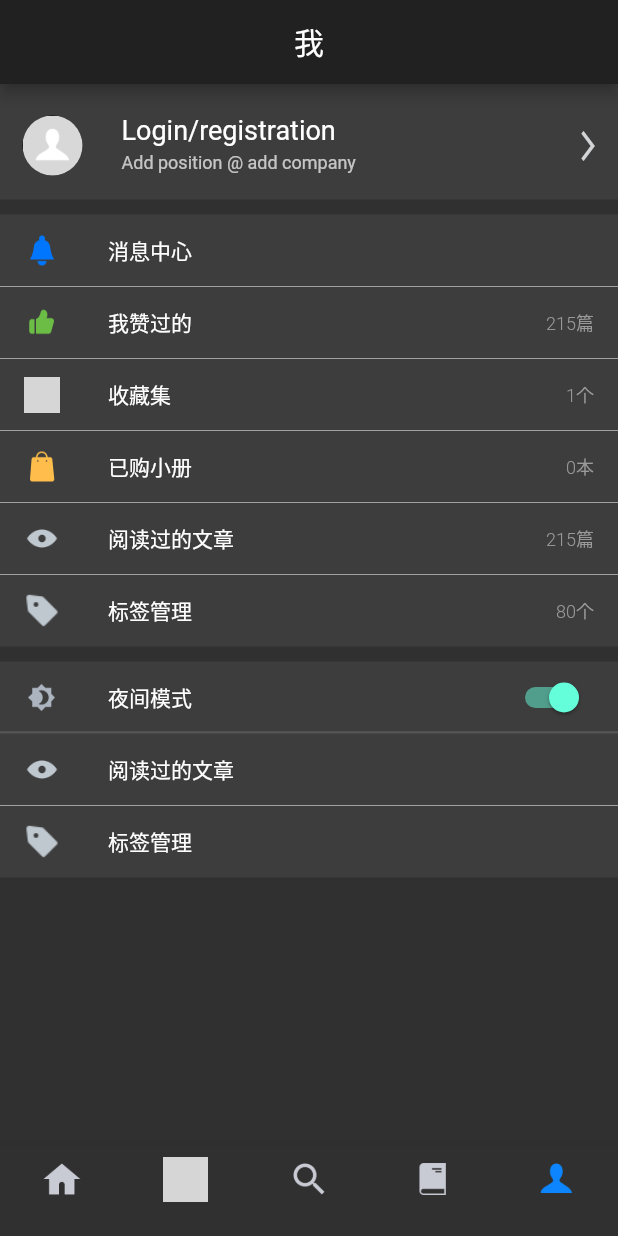
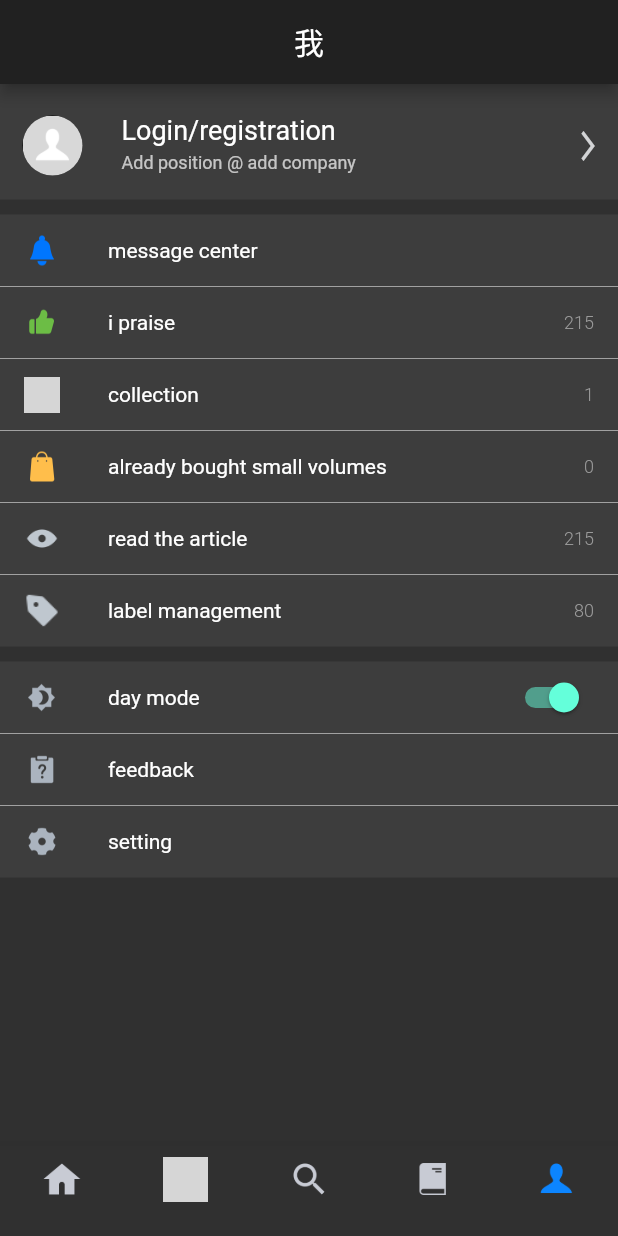
Before and after one commit to Binbiubiubiu/juejin_flutter, a Flutter app: the screen it shows after launch, item 5 of the bottom bar chosen, after a tap on "夜间模式", on a phone screen of 412 x 824 dp. Run offline on Flutter 3.47's test engine with Material 2 defaults, Android fonts, the phone set to English and light mode, and no system bars; our stand-ins replace dio, flutter_swiper, timeago; missing offline and left inert: flutter_webview_plugin; network calls fail; grey boxes are pictures that could not be loaded.

Commit message:
:poop: add flutter_localizations，that needs to be improved.

```diff
--- a/lib/main.dart
+++ b/lib/main.dart
@@ -1,7 +1,7 @@
 import 'package:flutter/material.dart';
 import 'package:juejin_app/providers/i18n_provider.dart';
 import 'package:provider/provider.dart';
-import 'package:timeago/timeago.dart' as timeago;
+
 import 'generated/i18n.dart';
 import 'package:flutter_localizations/flutter_localizations.dart';
 
@@ -13,7 +13,7 @@ import 'package:juejin_app/pages/book_page.dart';
 import 'package:juejin_app/pages/me_page.dart';
 
 void main() {
-  timeago.setLocaleMessages('en', timeago.ZhCnMessages());
+
   runApp(MultiProvider(
     providers: [
       ChangeNotifierProvider<I18nProvider>(
@@ -27,9 +27,11 @@ class MyApp extends StatelessWidget {
   // This widget is the root of your application.
   @override
   Widget build(BuildContext context) {
+    bool isNight =Provider.of<I18nProvider>(context).isNight;
+
     return MaterialApp(
       title: "12",
-      theme: Provider.of<I18nProvider>(context).locale.toString() != 'zh_CN'
+      theme: isNight
           ? ThemeData.dark()
           : ThemeData.light(),
       localizationsDelegates: const [
@@ -43,7 +45,7 @@ class MyApp extends StatelessWidget {
       home: LayoutBuilder(builder: (context, constraints) {
         return Localizations.override(
           context: context,
-          locale: Provider.of<I18nProvider>(context).locale,
+          locale: isNight?Locale('en', ''): Locale('zh', 'CN'),
           child: MyHomePage(),
         );
       }),
--- a/lib/pages/home_page.dart
+++ b/lib/pages/home_page.dart
@@ -73,17 +73,23 @@ class _HomePageState extends State<HomePage>
                   highlightColor: Color.fromRGBO(255, 255, 255, 0.4),
                   child: Row(
                     children: <Widget>[
+
                       Icon(Icons.search),
                       SizedBox(
                         width: 8.0,
                       ),
-                      Text(
-                        S.of(context).appbar_search_placeholder,
-                        style: TextStyle(
-                          fontSize: 14.0,
-                          color: Color.fromRGBO(255, 255, 255, 0.4),
-                        ),
+                      Expanded(
+                        child:Text(
+                          S.of(context).appbar_search_placeholder,
+                          style: TextStyle(
+                            fontSize: 14.0,
+                            color: Color.fromRGBO(255, 255, 255, 0.4),
+                          ),
+                          maxLines: 1,
+                          overflow: TextOverflow.ellipsis,
+                        ) ,
                       )
+
                     ],
                   ),
                 ),
@@ -125,8 +131,8 @@ class _HomePageState extends State<HomePage>
                         tabs: _tabList
                             .map<Widget>((item) =>
                             Tab(
-                              child: Center(
-                                widthFactor: 1.6,
+                              child: Padding(
+                                padding: EdgeInsets.symmetric(horizontal: 10.0),
                                 child: Text(item["label"]),
                               ),
                             ))
--- a/lib/pages/me_page.dart
+++ b/lib/pages/me_page.dart
@@ -16,40 +16,57 @@ class MePage extends StatelessWidget {
         centerTitle: true,
       ),
       body: ListView(
-        children: _renderListView(),
+        children: _renderListView(context),
       ),
     );
   }
 
-  List<Widget> _renderListView() {
-    final List list1 = [
-      {"icon": "assets/me/ic_notification.png", "title": "消息中心", "action": ""},
+  List<Widget> _renderListView(BuildContext context) {
+    final List<dynamic> list1 = [
+      {
+        "icon": "assets/me/ic_notification.png",
+        "title": S.of(context).me_message_center,
+        "action": ""
+      },
       {
         "icon": "assets/me/user_liked_pin.png",
-        "title": "我赞过的",
-        "action": "215篇"
+        "title": S.of(context).me_my_like,
+        "action": "215"
       },
       {
         "icon": "assets/me/user_collectionset.png",
-        "title": "收藏集",
-        "action": "1个"
+        "title": S.of(context).me_collection,
+        "action": "1"
       },
-      {"icon": "assets/me/user_buy.png", "title": "已购小册", "action": "0本"},
+      {
+        "icon": "assets/me/user_buy.png",
+        "title": S.of(context).me_already_bought_small_volumes,
+        "action": "0"
+      },
       {
         "icon": "assets/me/ic_user_data_read.png",
-        "title": "阅读过的文章",
-        "action": "215篇"
+        "title": S.of(context).me_read_the_article,
+        "action": "215"
       },
-      {"icon": "assets/me/ic_dynamic_tag.png", "title": "标签管理", "action": "80个"}
+      {
+        "icon": "assets/me/ic_dynamic_tag.png",
+        "title": S.of(context).me_label_management,
+        "action": "80"
+      }
     ];
 
-    final List list2 = [
+    final List<dynamic> list2 = [
+      "switchlTile",
       {
-        "icon": "assets/me/ic_user_data_read.png",
-        "title": "阅读过的文章",
+        "icon": "assets/me/icon_feed_back.png",
+        "title": S.of(context).me_feedback,
         "action": ""
       },
-      {"icon": "assets/me/ic_dynamic_tag.png", "title": "标签管理", "action": ""}
+      {
+        "icon": "assets/me/settings.png",
+        "title": S.of(context).me_setting,
+        "action": ""
+      }
     ];
 
     List<Widget> _renderList = [
@@ -70,16 +87,17 @@ class MePage extends StatelessWidget {
 
     _renderList.addAll([
       SizedBox(height: 10.0),
-      EveningCellItem(),
     ]);
 
     _renderList.addAll(ListTile.divideTiles(
-      tiles: list2.map((item) => CellItem(
-            icon: item["icon"],
-            title: item["title"],
-            action: item["action"],
-            onTap: () {},
-          )),
+      tiles: list2.map((item) => item == 'switchlTile'
+          ? EveningCellItem()
+          : CellItem(
+              icon: item["icon"],
+              title: item["title"],
+              action: item["action"],
+              onTap: () {},
+            )),
       color: Colors.grey,
     ).toList());
 
@@ -108,7 +126,9 @@ class CellItem extends StatelessWidget {
   @override
   Widget build(BuildContext context) {
     return Material(
-      color: Color(0x10FFFFFF),
+      color: Provider.of<I18nProvider>(context).isNight
+          ? Color(0x10ffffff)
+          : Color(0xffffffff),
       child: ListTile(
         dense: true,
         onTap: onTap,
@@ -141,29 +161,27 @@ class _EveningCellItemState extends State<EveningCellItem> {
 
   @override
   Widget build(BuildContext context) {
-    return DecoratedBox(
-      decoration: BoxDecoration(
-        color: Color(0x10FFFFFF),
-        border: Border(
-          bottom: Divider.createBorderSide(context,width: 1.6, color: Theme.of(context).dividerColor),
-        ),
-      ),
+    return Material(
+      color: Provider.of<I18nProvider>(context).isNight
+          ? Color(0x10ffffff)
+          : Color(0xffffffff),
       child: SwitchListTile(
         dense: true,
-        value: Provider.of<I18nProvider>(context).locale.toString() != 'zh_CN',
+        value: Provider.of<I18nProvider>(context).isNight,
         onChanged: (val) {
           setState(() {
             isOk = val;
           });
-          print(Provider.of<I18nProvider>(context).locale.toLanguageTag());
           Provider.of<I18nProvider>(context)
-              .setLocale(val ? Locale("en", "") : Locale("zh", "CN"));
+              .setIsNight();
         },
         secondary: Image.asset(
           "assets/me/ic_night.png",
           width: 24.0,
         ),
-        title: Text("夜间模式", style: TextStyle(fontSize: 14.0)),
+        title: Text(
+            isOk ? S.of(context).me_day_mode : S.of(context).me_night_mode,
+            style: TextStyle(fontSize: 14.0)),
       ),
     );
   }
@@ -245,7 +263,9 @@ class _UserCellState extends State<UserCell> {
   @override
   Widget build(BuildContext context) {
     return Material(
-      color: Color(0x10FFFFFF),
+      color: Provider.of<I18nProvider>(context).isNight
+          ? Color(0x10ffffff)
+          : Color(0xffffffff),
       child: ListTile(
         onTap: _login,
         contentPadding: EdgeInsets.fromLTRB(15.0, 5.0, 15.0, 0.0),
--- a/lib/providers/i18n_provider.dart
+++ b/lib/providers/i18n_provider.dart
@@ -1,13 +1,25 @@
 import 'package:flutter/material.dart';
+import 'package:timeago/timeago.dart' as timeago;
 
 class I18nProvider with ChangeNotifier {
-  Locale _locale = Locale('zh','CN');
+  Locale _locale = Locale('zh', 'CN');
+  bool _isNight = false;
 
   get locale => _locale;
 
-  setLocale(Locale locale) {
-    _locale=locale;
+  get isNight => _isNight;
+
+  I18nProvider() : super();
+
+  init(){
+    timeago.setLocaleMessages(_locale.countryCode, timeago.ZhCnMessages());
+  }
+
+  setIsNight(){
+    _isNight=!_isNight;
+    timeago.setLocaleMessages(_isNight?'zh':'en', timeago.ZhCnMessages());
     notifyListeners();
   }
 
+
 }
--- a/lib/widgets/custom_list_item_widget.dart
+++ b/lib/widgets/custom_list_item_widget.dart
@@ -1,4 +1,6 @@
 import 'package:flutter/material.dart';
+import 'package:juejin_app/providers/i18n_provider.dart';
+import 'package:provider/provider.dart';
 
 class CustomListItem extends StatelessWidget {
   const CustomListItem({
@@ -17,7 +19,9 @@ class CustomListItem extends StatelessWidget {
   @override
   Widget build(BuildContext context) {
     return Material(
-      color: Color(0x10ffffff),
+      color: Provider.of<I18nProvider>(context).isNight
+          ? Color(0x10ffffff)
+          : Color(0xffffffff),
       child: InkWell(
         radius: 0,
         onTap: onTap,
--- a/lib/widgets/custom_list_view_widget.dart
+++ b/lib/widgets/custom_list_view_widget.dart
@@ -1,4 +1,5 @@
 import 'package:flutter/material.dart';
+import 'package:juejin_app/generated/i18n.dart';
 import 'package:provider/provider.dart';
 
 class CustomListView<T> extends StatefulWidget {
@@ -124,7 +125,7 @@ class _CustomListViewState<T> extends State<CustomListView> {
             mainAxisSize: MainAxisSize.min,
             children: <Widget>[
               Image.asset("assets/book/placeholder_no_xiaoce.png", width: 80.0),
-              Text("暂无内容", style: TextStyle(color: Colors.grey[400]))
+              Text(S.of(context).widget_empty_text, style: TextStyle(color: Colors.grey[400]))
             ],
           ),
         ),
@@ -149,10 +150,10 @@ class _CustomListViewState<T> extends State<CustomListView> {
                   ),
                 ),
                 SizedBox(width: 20.0),
-                Text("加载中...")
+                Text(S.of(context).widget_loading_more)
               ],
             )
-          : Text("没有更多内容"),
+          : Text(S.of(context).widget_no_more_content),
     );
   }
 }
--- a/res/values/strings_zh_CN.arb
+++ b/res/values/strings_zh_CN.arb
@@ -6,5 +6,41 @@
   "appbar_search_placeholder": "搜索文章、用户、标签",
   "me_login_title_placeholder": "登录/注册",
   "me_login_subtitle_placeholder": "添加职位@ 添加公司",
-  "home_tag": "标签"
+  "home_tag": "标签",
+  "widget_empty_text": "暂无内容",
+  "widget_loading_more": "加载中...",
+  "widget_no_more_content": "没有更多内容",
+  "me_message_center": "消息中心",
+  "me_my_like": "我赞过的",
+  "me_collection": "收藏集",
+  "me_already_bought_small_volumes": "已购小册",
+  "me_read_the_article": "阅读过的文章",
+  "me_feedback": "意见反馈",
+  "me_label_management": "标签管理",
+  "me_setting": "设置",
+  "me_night_mode": "夜间模式",
+  "me_day_mode": "白天模式",
+  "book_all": "全部",
+  "book_already_bought": "已购",
+  "book_section": "小节",
+  "book_people_have_bought": "人已购买",
+  "explore_popular_articles": "热门文章",
+  "explore_custom_hot": "定制热门",
+  "explore_article_list": "文章榜",
+  "explore_author_list": "作者榜",
+  "explore_look_list": "看一看",
+  "explore_topic_square": "话题广场",
+  "explore_people_like_to": "人喜欢",
+  "explore_activity_list": "活动",
+  "activity_Focus": "关注",
+  "activity_share": "分享",
+  "activity_comments": "评论",
+  "activity_like": "赞",
+  "activity_open_source_project": "开源项目",
+  "activity_internal_recruitment": "内部招聘",
+  "activity_the_nuggets_dating": "掘金相亲",
+  "activity_working_fish": "上班摸鱼",
+  "activity_application_of_amway": "应用安利",
+  "activity_development_tools": "开发工具",
+  "activity_new_information": "New资讯"
 }
```
Also changed, not shown: lib/pages/activity_page.dart (+91 -90 lines), lib/pages/book_page.dart (+10 -8 lines), lib/pages/explore_page.dart (+20 -15 lines), res/values/strings_en.arb (+37 -1 lines), lib/generated/i18n.dart.
